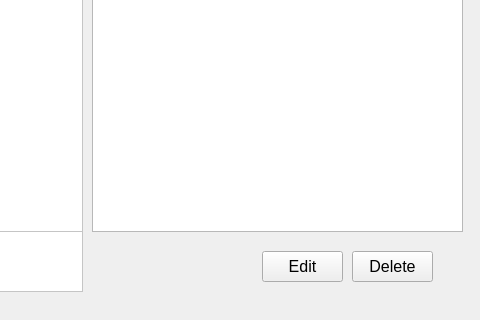
Qt form Mainwindow/edit_hall/edit_hall.ui (Drakenhielm/Biobokningssystem) before a commit; both pictures show x 378 to 858 and y 149 to 469 of the 858 by 469 pixel window.
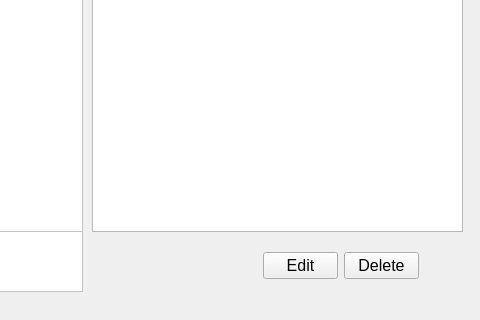
The same form after that commit.

What changed in the file:
```diff
--- a/Mainwindow/edit_hall/edit_hall.ui
+++ b/Mainwindow/edit_hall/edit_hall.ui
@@ -10,6 +10,18 @@
     <height>469</height>
    </rect>
   </property>
+  <property name="minimumSize">
+   <size>
+    <width>858</width>
+    <height>469</height>
+   </size>
+  </property>
+  <property name="maximumSize">
+   <size>
+    <width>858</width>
+    <height>469</height>
+   </size>
+  </property>
   <property name="windowTitle">
    <string>Hall List</string>
   </property>
@@ -200,10 +212,10 @@
   <widget class="QPushButton" name="DeleteButton">
    <property name="geometry">
     <rect>
-     <x>730</x>
-     <y>400</y>
-     <width>81</width>
-     <height>31</height>
+     <x>722</x>
+     <y>401</y>
+     <width>75</width>
+     <height>27</height>
     </rect>
    </property>
    <property name="font">
@@ -237,10 +249,10 @@
   <widget class="QPushButton" name="editButton">
    <property name="geometry">
     <rect>
-     <x>640</x>
-     <y>400</y>
-     <width>81</width>
-     <height>31</height>
+     <x>641</x>
+     <y>401</y>
+     <width>75</width>
+     <height>27</height>
     </rect>
    </property>
    <property name="font">
```
